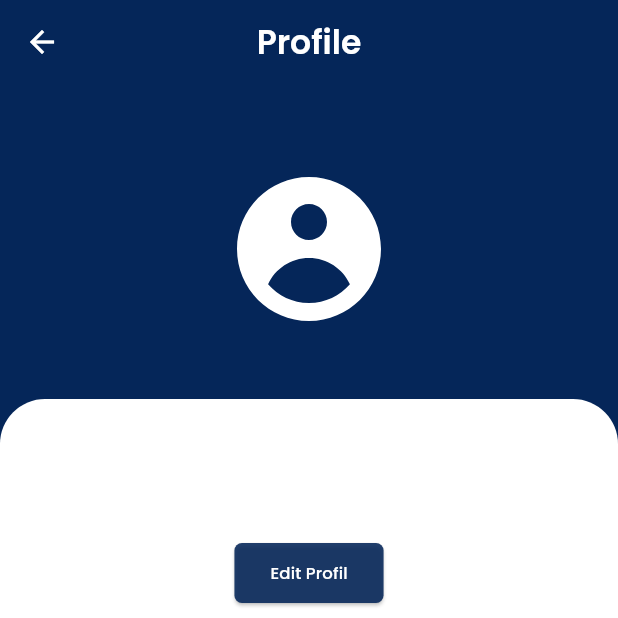
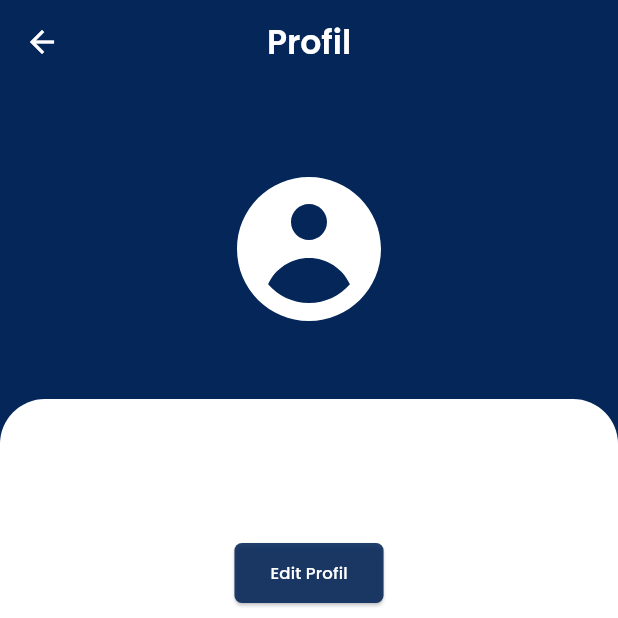
Before and after one commit to syadajah/TugasKU_APP, a Flutter app: the Homepage screen opened directly, after a tap on an icon or button, on a phone screen of 412 x 824 dp, the top half of it. Run offline on Flutter 3.47's test engine with Material 3 defaults, Android fonts, the phone set to English and light mode, and no system bars; our stand-ins replace flutter_local_notifications, flutter_svg, heroicons, image_picker, smooth_page_indicator, supabase_flutter; accounts and stored records are empty; network calls fail.

```diff
--- a/lib/screen/auth_register.dart
+++ b/lib/screen/auth_register.dart
@@ -31,7 +31,7 @@ class _AuthRegisterState extends State<AuthRegister> {
     if (password != confirmPassword) {
       ScaffoldMessenger.of(context).showSnackBar(
         const SnackBar(
-          content: Text("Password Doesn't Match!"),
+          content: Text("Kata sandi tidak cocok!"),
         ),
       );
       return;
--- a/lib/screen/homepage.dart
+++ b/lib/screen/homepage.dart
@@ -1,4 +1,3 @@
-import 'dart:io';
 import 'package:flutter/material.dart';
 import 'package:heroicons/heroicons.dart';
 import 'package:tugasku/Auth/auth_service.dart';
@@ -26,7 +25,6 @@ class _HomepageState extends State<Homepage> {
   String? name;
   String? email;
   bool _isLoading = true;
-  File? _imageFile;
   final TextEditingController _searchController = TextEditingController();
 
   @override
@@ -126,8 +124,9 @@ class _HomepageState extends State<Homepage> {
       if (mounted) {
         setState(() {
           assignments = data;
-          filteredAssignments = data;
+          filteredAssignments = List.from(data);
         });
+        _filterTasks(); // Tambahkan ini
       }
     } catch (e) {
       debugPrint('Error loading assignments: $e');
@@ -148,18 +147,21 @@ class _HomepageState extends State<Homepage> {
   }
 
   void _filterTasks() {
-    final query = _searchController.text.toLowerCase();
     if (assignments == null) return;
+
+    final query = _searchController.text.toLowerCase().trim();
+    debugPrint("Filtering with query: $query");
 
     setState(() {
       if (query.isEmpty) {
-        filteredAssignments = assignments;
+        filteredAssignments = List.from(assignments!);
       } else {
         filteredAssignments = assignments!.where((task) {
           final taskName = task['name']?.toString().toLowerCase() ?? '';
           return taskName.contains(query);
         }).toList();
       }
+      debugPrint("Filtered Tasks Count: ${filteredAssignments?.length}");
     });
   }
 
@@ -284,7 +286,7 @@ class _HomepageState extends State<Homepage> {
                                     Icons.search,
                                     color: Color(0xff808080),
                                   ),
-                                  hintText: "Search by name or category...",
+                                  hintText: "Search...",
                                   hintStyle: const TextStyle(
                                     color: Color(0xff808080),
                                     fontSize: 12,
@@ -370,7 +372,7 @@ class _HomepageState extends State<Homepage> {
                                       child: CircularProgressIndicator(),
                                     ),
                                   )
-                                : filteredAssignments != null &&
+                                : filteredAssignments != null ||
                                         filteredAssignments!.isNotEmpty
                                     ? Expanded(
                                         child: ListView.separated(
@@ -420,7 +422,7 @@ class _HomepageState extends State<Homepage> {
                                     : Expanded(
                                         child: Center(
                                           child: Text(
-                                            "Belum ada tugas yang cocok",
+                                            "Belum ada tugas yang ditambahkan",
                                             style: TextStyle(
                                               fontFamily: "Poppins",
                                               fontSize: 12,
--- a/lib/screen/profile.dart
+++ b/lib/screen/profile.dart
@@ -48,7 +48,7 @@ class _ProfileState extends State<Profile> {
       calculateStatistics();
     } else {
       setState(() {
-        _errorMessage = 'Gagal memuat data pengguna. Silakan coba lagi.';
+        _errorMessage = 'Gagal memuat data pengguna. Silakan coba lagi!';
       });
     }
 
@@ -87,10 +87,12 @@ class _ProfileState extends State<Profile> {
       String userId = userData!['id'].toString();
       debugPrint('Mengambil tugas untuk userId: $userId');
 
-      final List<Map<String, dynamic>> ongoing = await taskService.loadAssignments(userId);
+      final List<Map<String, dynamic>> ongoing =
+          await taskService.loadAssignments(userId);
       debugPrint('Tugas sedang dikerjakan: $ongoing');
 
-      final List<Map<String, dynamic>> completed = await taskService.loadCompletedTasks(userId);
+      final List<Map<String, dynamic>> completed =
+          await taskService.loadCompletedTasks(userId);
       debugPrint('Tugas selesai: $completed');
 
       if (mounted) {
@@ -116,7 +118,8 @@ class _ProfileState extends State<Profile> {
       setState(() {
         ongoingTasksCount = ongoingTasks?.length ?? 0;
         completedTasksCount = completedTasks?.length ?? 0;
-        debugPrint('Statistik dihitung - Ongoing: $ongoingTasksCount, Completed: $completedTasksCount');
+        debugPrint(
+            'Statistik dihitung - Belum tuntas: $ongoingTasksCount, Tuntas : $completedTasksCount');
       });
     }
   }
@@ -130,9 +133,10 @@ class _ProfileState extends State<Profile> {
 
   @override
   Widget build(BuildContext context) {
-    final double completionPercentage = (ongoingTasksCount + completedTasksCount) > 0
-        ? completedTasksCount / (ongoingTasksCount + completedTasksCount)
-        : 0.0;
+    final double completionPercentage =
+        (ongoingTasksCount + completedTasksCount) > 0
+            ? completedTasksCount / (ongoingTasksCount + completedTasksCount)
+            : 0.0;
 
     return Scaffold(
       appBar: AppBar(
@@ -146,7 +150,7 @@ class _ProfileState extends State<Profile> {
           },
         ),
         title: const Text(
-          "Profile",
+          "Profil",
           style: TextStyle(
             fontWeight: FontWeight.w600,
             fontFamily: "Poppins",
@@ -237,7 +241,8 @@ class _ProfileState extends State<Profile> {
                                   }
                                 },
                                 style: ElevatedButton.styleFrom(
-                                  backgroundColor: const Color.fromARGB(225, 5, 38, 89),
+                                  backgroundColor:
+                                      const Color.fromARGB(225, 5, 38, 89),
                                   foregroundColor: Colors.white,
                                   shape: RoundedRectangleBorder(
                                     borderRadius: BorderRadius.circular(5),
@@ -293,40 +298,49 @@ class _ProfileState extends State<Profile> {
                                     : Column(
                                         children: [
                                           Row(
-                                            mainAxisAlignment: MainAxisAlignment.center,
+                                            mainAxisAlignment:
+                                                MainAxisAlignment.center,
                                             children: [
                                               Column(
-                                                crossAxisAlignment: CrossAxisAlignment.center,
+                                                crossAxisAlignment:
+                                                    CrossAxisAlignment.center,
                                                 children: [
                                                   Text(
-                                                    completedTasksCount.toString(),
+                                                    completedTasksCount
+                                                        .toString(),
                                                     style: const TextStyle(
                                                       fontSize: 16,
-                                                      fontWeight: FontWeight.bold,
+                                                      fontWeight:
+                                                          FontWeight.bold,
                                                       fontFamily: "Poppins",
                                                     ),
                                                   ),
                                                   const Text(
                                                     "Tuntas",
-                                                    style: TextStyle(fontFamily: "Poppins"),
+                                                    style: TextStyle(
+                                                        fontFamily: "Poppins"),
                                                   ),
                                                 ],
                                               ),
                                               const SizedBox(width: 40),
                                               Column(
-                                                crossAxisAlignment: CrossAxisAlignment.center,
+                                                crossAxisAlignment:
+                                                    CrossAxisAlignment.center,
                                                 children: [
                                                   Text(
-                                                    ongoingTasksCount.toString(),
+                                                    ongoingTasksCount
+                                                        .toString(),
                                                     style: const TextStyle(
                                                       fontSize: 16,
-                                                      fontWeight: FontWeight.bold,
+                                                      fontWeight:
+                                                          FontWeight.bold,
                                                       fontFamily: "Poppins",
                                                     ),
                                                   ),
                                                   const Text(
                                                     "Belum Tuntas",
-                                                    style: TextStyle(fontFamily: "Poppins"),
+                                                    style: TextStyle(
+                                                        fontFamily: "Poppins"),
                                                   ),
                                                 ],
                                               ),
@@ -335,10 +349,14 @@ class _ProfileState extends State<Profile> {
                                           const SizedBox(height: 20),
                                           LinearProgressIndicator(
                                             value: completionPercentage,
-                                            backgroundColor: Colors.grey.shade300,
-                                            valueColor: const AlwaysStoppedAnimation<Color>(Color(0xff052659)),
+                                            backgroundColor:
+                                                Colors.grey.shade300,
+                                            valueColor:
+                                                const AlwaysStoppedAnimation<
+                                                    Color>(Color(0xff052659)),
                                             minHeight: 8,
-                                            borderRadius: BorderRadius.circular(4),
+                                            borderRadius:
+                                                BorderRadius.circular(4),
                                           ),
                                           const SizedBox(height: 10),
                                           Text(
--- a/lib/service/task_service.dart
+++ b/lib/service/task_service.dart
@@ -119,7 +119,7 @@ class TaskCreate {
 
       DateTime now = DateTime.now();
 
-      // Filter tugas yang belum kadaluarsa
+      // Filter tugas yang belum Expired
       List<Map<String, dynamic>> activeTasks =
           response.map<Map<String, dynamic>>((row) => row).where((task) {
         DateTime deadline = DateTime.parse(task['deadline']);
@@ -138,7 +138,7 @@ class TaskCreate {
             id: task['id'].hashCode,
             title: 'Ingat Tugas! ⏱️',
             body:
-                'Tugas "${task['name']}" di kategori "${task['categories']['name']}" Dikumpulin besok lohh🚀!',
+                'Deadline Tugas "${task['name']}" di kategori "${task['categories']['name']}" Akan terlewat besok!',
           );
 
           // Update status notifikasi di database
@@ -148,7 +148,7 @@ class TaskCreate {
 
       return activeTasks;
     } catch (error) {
-      debugPrint("Error loading assignments: $error");
+      debugPrint("Error Memuat gambar: $error");
       return [];
     }
   }
@@ -172,7 +172,7 @@ class TaskCreate {
 
       return imageUrl;
     } catch (e) {
-      debugPrint("Error uploading task image: $e");
+      debugPrint("Error Mengunggah gambar: $e");
       return null;
     }
   }
@@ -202,7 +202,7 @@ class TaskCreate {
 
       return false;
     } catch (e) {
-      debugPrint("Error deleting task image: $e");
+      debugPrint("Error Menghapus gambar: $e");
       return false;
     }
   }
@@ -216,7 +216,7 @@ class TaskCreate {
       }).eq('id', taskId);
       return true;
     } catch (e) {
-      debugPrint("Error completed assignment: $e");
+      debugPrint("Error dalam menyelesaikan tugas: $e");
       return false;
     }
   }
@@ -232,7 +232,7 @@ class TaskCreate {
 
       return response;
     } catch (e) {
-      debugPrint('Error loading completed tasks: $e');
+      debugPrint('Error memuat tugas yang selesai: $e');
       return [];
     }
   }
@@ -260,7 +260,7 @@ class TaskCreate {
 
       return historyTask;
     } catch (error) {
-      debugPrint("Error Load history task $error");
+      debugPrint("Error Memuat Riwayat Tugas $error");
       return [];
     }
   }
@@ -313,7 +313,7 @@ class TaskCreate {
         return {'id': response['id'], 'name': response['name']};
       }
     } catch (error) {
-      debugPrint("Error adding category: $error");
+      debugPrint("Error Ketika menambahkan kategori : $error");
     }
     return null;
   }
```
Also changed, not shown: 4 other files.
